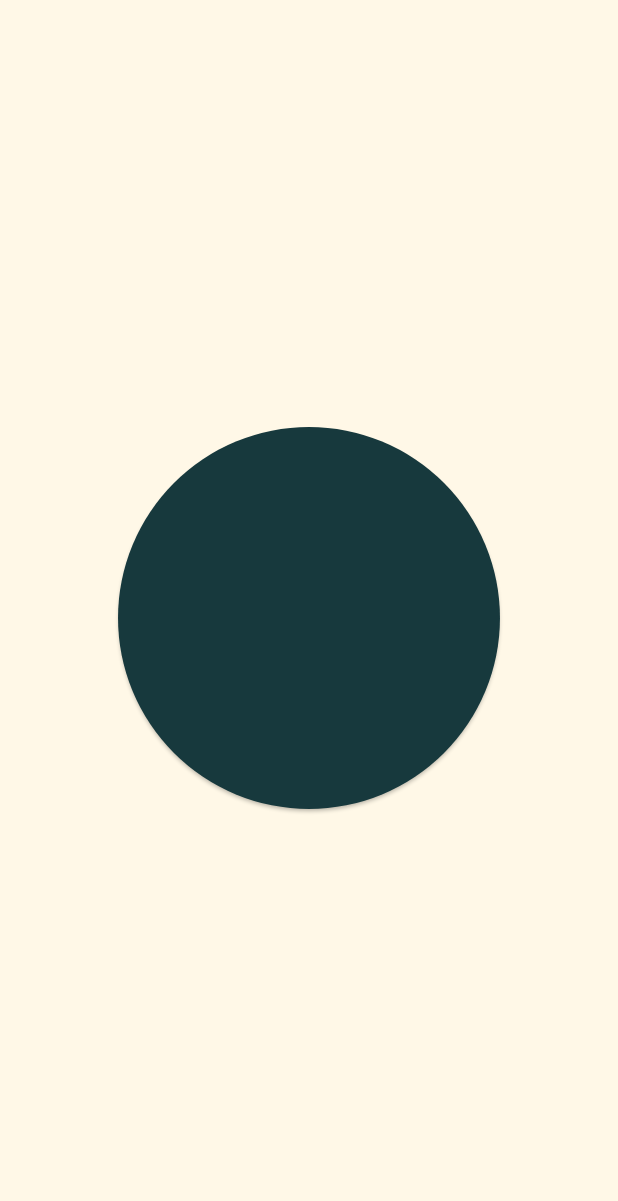
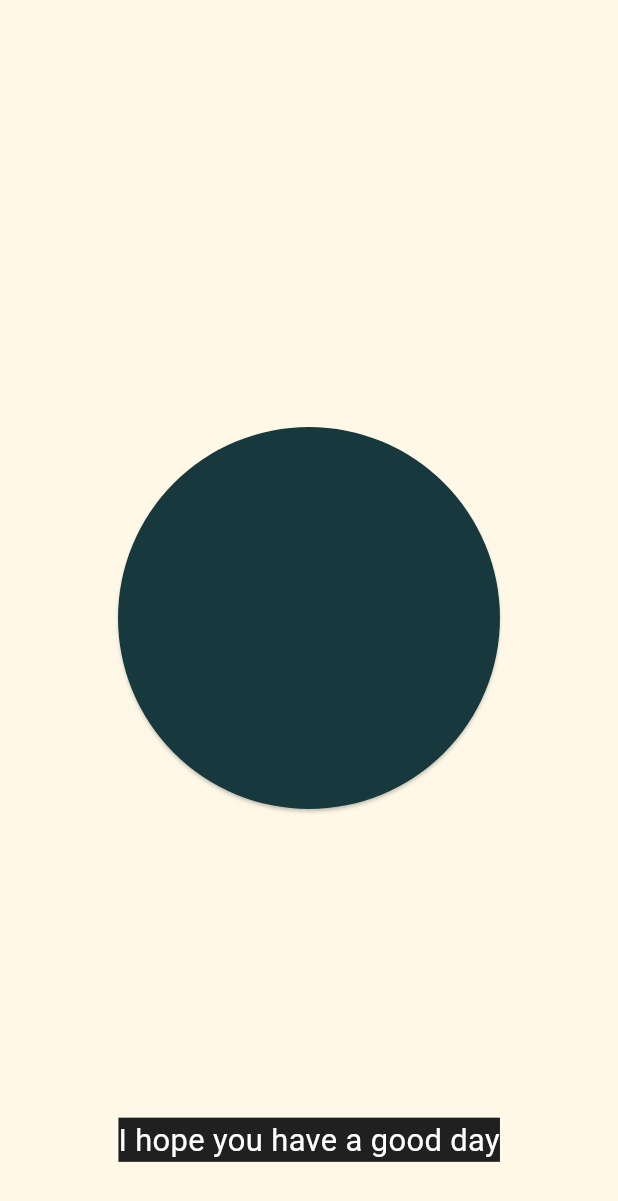
Before and after one commit to Skredder-US/just_a_button, a Flutter app: the screen it shows after launch, on a phone screen of 412 x 824 dp. Shown: the top 1201 px of the screen. Run offline on Flutter 3.47's test engine with Material 2 defaults, Android fonts, the phone set to English and light mode, and no system bars; our stand-ins replace audioplayers, geolocator.

Commit message:
Subtitles basic layout; more coordinates

```diff
--- a/lib/main.dart
+++ b/lib/main.dart
@@ -286,6 +286,25 @@ class _MyHomePageState extends State<MyHomePage> {
     Coordinate(46.051389, 14.506111): ['slovenian'], // Slovenia
     Coordinate(44.8, 20.466667): ['serbian'], // Serbia
     Coordinate(42.666667, 21.166667): ['serbian'], // Kosovo
+    Coordinate(-34.6, -58.383333): ['spanish'], // Argentina
+    Coordinate(-19.0475, -65.26): ['spanish'], // Bolivia
+    Coordinate(-33.433333, -70.666667): ['spanish'], // Chile
+    Coordinate(4.583333, -74.066667): ['spanish'], // Colombia
+    Coordinate(9.933333, -84.083333): ['spanish'], // Costa Rica
+    Coordinate(23.133333, -82.383333): ['spanish'], // Cuba
+    Coordinate(19, -70.666667): ['spanish'], // Dominican Republic
+    Coordinate(-0.22, -78.511944): ['spanish'], // Ecuador
+    Coordinate(13.698889, -89.191389): ['spanish'], // El Salvador
+    Coordinate(14.633333, -90.5): ['spanish'], // Guatemala
+    Coordinate(14.1, -87.216667): ['spanish'], // Honduras
+    Coordinate(19.433333, -99.133333): ['spanish'], // Mexico
+    Coordinate(12.1, -86.233333): ['spanish'], // Nicaragua
+    Coordinate(8.966667, -79.533333): ['spanish'], // Panama
+    Coordinate(-25.266667, -57.666667): ['spanish'], // Paraguay
+    Coordinate(-12.043333, -77.028333): ['spanish'], // Peru
+    Coordinate(40.433333, -3.7): ['spanish'], // Spain
+    Coordinate(-34.883333, -56.166667): ['spanish'], // Uruguay
+    Coordinate(10.5, -66.916667): ['spanish'], // Venezuela
   };
 
   final player = AudioPlayer();
@@ -427,14 +446,15 @@ class _MyHomePageState extends State<MyHomePage> {
   @override
   Widget build(BuildContext context) {
     return Scaffold(
-      body: Center(
+      body: Stack(children: [
+        Center(
             child: ElevatedButton(
           style: ElevatedButton.styleFrom(
             foregroundColor: Colors.white,
             // Average color of Earth (as seen from a satellite)
             // src: https://www.jeffreythompson.org/blog/2014/08/13/average-color-of-the-earth/
             backgroundColor: const Color.fromARGB(255, 23, 57, 61),
-          fixedSize: _getButtonSize(),
+            fixedSize: _calcButtonSize(),
           ),
           onPressed: () {
             if (isPlaying) {
@@ -448,12 +468,39 @@ class _MyHomePageState extends State<MyHomePage> {
           },
           child: const Text(''), // no text, only button
         )),
+        Align(
+            alignment: Alignment.bottomCenter,
+            child: Padding(
+              padding: EdgeInsets.all(_calcSubtitlePadding()),
+              child: Text(
+                'I hope you have a good day',
+                style: TextStyle(
+                  color: Colors.white,
+                  backgroundColor: const Color.fromARGB(255, 32, 32, 32),
+                  fontSize: _calcSubtitleFontSize(),
+                ),
+              ),
+            ))
+      ]),
     );
+  }
+
+  double _calcSubtitlePadding() {
+    var screenHeight = MediaQuery.of(context).size.height;
+
+    return screenHeight / 16.667;
+  }
+
+  double _calcSubtitleFontSize() {
+    var screenHeight = MediaQuery.of(context).size.height;
+    var screenWidth = MediaQuery.of(context).size.width;
+
+    return min(screenHeight, screenWidth) / 20;
   }
 
   // Return a Size with same width and height equal to the min of the screen
   // width and height divided by the golden ratio.
-  Size _getButtonSize() {
+  Size _calcButtonSize() {
     var screenHeight = MediaQuery.of(context).size.height;
     var screenWidth = MediaQuery.of(context).size.width;
 
```
Lines whose indentation alone changed are shown as unchanged.
